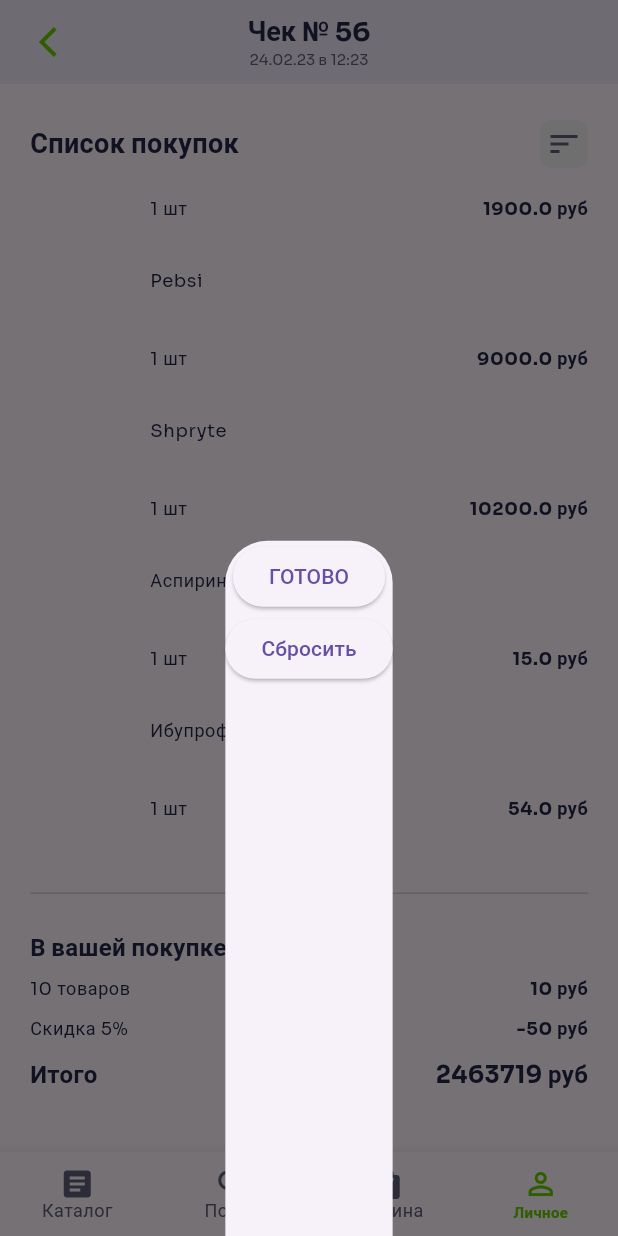
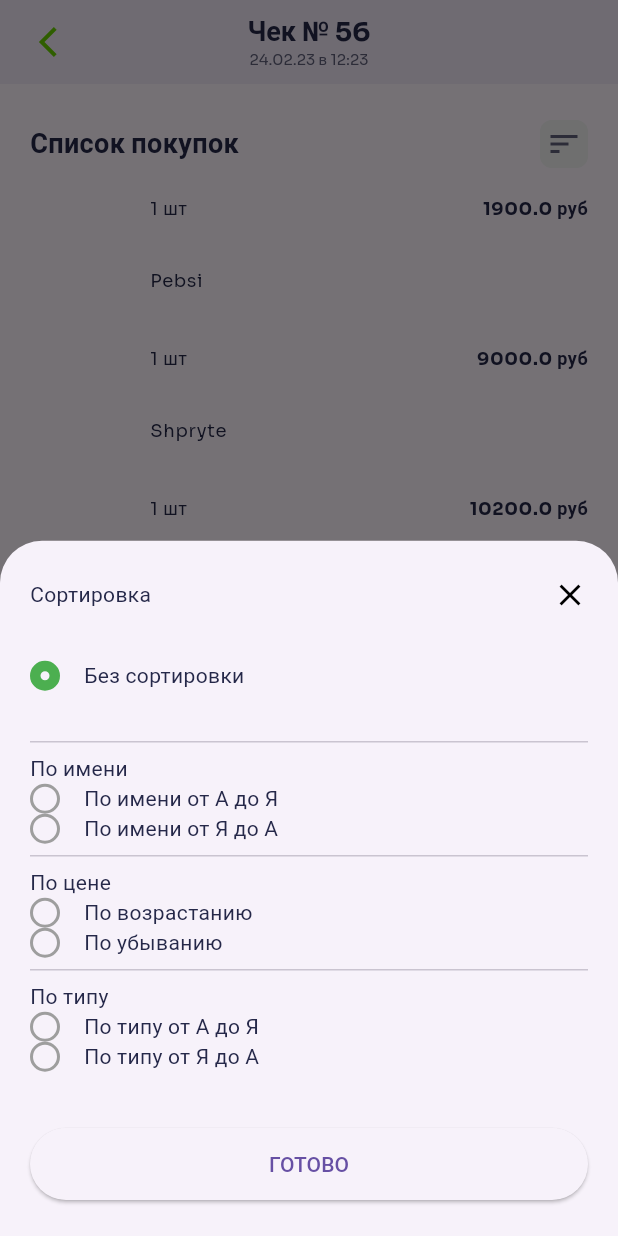
Before and after one commit to Rustemik/chek_retail_app, a Flutter app: the screen it shows after launch, scrolled down 549 dp, after a tap on the "sort" icon, on a phone screen of 412 x 824 dp. Run offline on Flutter 3.47's test engine with Material 3 defaults, Android fonts, the phone set to English and light mode, and no system bars; network calls fail.

Commit message:
+ Чек 5. Боттом шит сортировки + свой радио виджет

```diff
--- a/lib/Ui/components/product_title.dart
+++ b/lib/Ui/components/product_title.dart
@@ -1,5 +1,8 @@
 import 'package:chek_retail_app/Domain/Models/sort_type.dart';
+import 'package:chek_retail_app/Ui/components/sort_bottom_sheet.dart';
+import 'package:flutter/cupertino.dart';
 import 'package:flutter/material.dart';
+import 'package:flutter/widgets.dart';
 
 class ProductsTitle extends StatelessWidget {
   Function(SortTypes) _applySort;
@@ -29,26 +32,7 @@ class ProductsTitle extends StatelessWidget {
             onTap: () {
               showModalBottomSheet(
                 context: context,
-                builder: (context) => Column(
-                  children: [
-                    Container(
-                      child: ElevatedButton(
-                        child: Text("ГОТОВО"),
-                        onPressed: () {
-                          _applySort(SortTypes.byNameAcc);
-                        },
-                      ),
-                    ),
-                    Container(
-                      child: ElevatedButton(
-                        child: Text("Сбросить"),
-                        onPressed: () {
-                          _applySort(SortTypes.noSort);
-                        },
-                      ),
-                    ),
-                  ],
-                ),
+                builder: (context) => SortBottomSheet(applySort: _applySort),
               );
             },
             child: Container(
--- /dev/null
+++ b/lib/Ui/components/sort_bottom_sheet.dart
@@ -0,0 +1,207 @@
+import 'package:chek_retail_app/Domain/Models/sort_type.dart';
+import 'package:flutter/cupertino.dart';
+import 'package:flutter/material.dart';
+import 'package:flutter/widgets.dart';
+
+class SortBottomSheet extends StatefulWidget {
+  const SortBottomSheet({
+    super.key,
+    required Function(SortTypes p1) applySort,
+  }) : _applySort = applySort;
+
+  final Function(SortTypes p1) _applySort;
+
+  @override
+  State<SortBottomSheet> createState() => _SortBottomSheetState();
+}
+
+class _SortBottomSheetState extends State<SortBottomSheet> {
+  SortTypes _sortValue = SortTypes.noSort;
+
+  @override
+  Widget build(BuildContext context) {
+    return SizedBox(
+      width: double.infinity,
+      height: 600,
+      child: Padding(
+        padding: const EdgeInsets.symmetric(
+          horizontal: 20,
+          vertical: 24,
+        ),
+        child: Column(
+          crossAxisAlignment: CrossAxisAlignment.start,
+          children: [
+            Row(
+              mainAxisAlignment: MainAxisAlignment.spaceBetween,
+              children: [
+                Text("Сортировка"),
+                GestureDetector(
+                  onTap: () {
+                    Navigator.pop(context);
+                  },
+                  child: const Icon(
+                    Icons.close,
+                    size: 24,
+                    color: Colors.black,
+                  ),
+                ),
+              ],
+            ),
+            // RadioListTile(
+            //     title: Text("Без сортировки"),
+            //     value: SortTypes.noSort,
+            //     groupValue: _sortValue,
+            //     onChanged: (value) {
+            //       setState(() {
+            //         _sortValue = value!;
+            //       });
+            //     }),
+            // RadioListTile(
+            //   title: Text("По имени от А до Я"),
+            //   value: SortTypes.byNameAcc,
+            //   groupValue: _sortValue,
+            //   onChanged: (value) {
+            //     setState(() {
+            //       _sortValue = value!;
+            //     });
+            //   },
+            // ),
+            SizedBox(height: 32),
+            SortRadio(
+                title: Text("Без сортировки"),
+                value: SortTypes.noSort,
+                groupValue: _sortValue,
+                onChanged: (value) {
+                  setState(() {
+                    _sortValue = value!;
+                  });
+                }),
+            SizedBox(height: 26),
+            Divider(),
+            Text("По имени"),
+            SortRadio(
+              title: Text("По имени от А до Я"),
+              value: SortTypes.byNameAcc,
+              groupValue: _sortValue,
+              onChanged: (value) {
+                setState(() {
+                  _sortValue = value;
+                });
+              },
+            ),
+            SortRadio(
+              title: Text("По имени от Я до А"),
+              value: SortTypes.byNameDec,
+              groupValue: _sortValue,
+              onChanged: (value) {
+                setState(() {
+                  _sortValue = value;
+                });
+              },
+            ),
+            Divider(),
+            Text("По цене"),
+            SortRadio(
+              title: Text("По возрастанию"),
+              value: SortTypes.byPriceAcc,
+              groupValue: _sortValue,
+              onChanged: (value) {
+                setState(() {
+                  _sortValue = value;
+                });
+              },
+            ),
+            SortRadio(
+              title: Text("По убыванию"),
+              value: SortTypes.byPriceDec,
+              groupValue: _sortValue,
+              onChanged: (value) {
+                setState(() {
+                  _sortValue = value;
+                });
+              },
+            ),
+            Divider(),
+            Text("По типу"),
+            SortRadio(
+              title: Text("По типу от А до Я"),
+              value: SortTypes.byTypeAcc,
+              groupValue: _sortValue,
+              onChanged: (value) {
+                setState(() {
+                  _sortValue = value;
+                });
+              },
+            ),
+            SortRadio(
+              title: Text("По типу от Я до А"),
+              value: SortTypes.byTypeDec,
+              groupValue: _sortValue,
+              onChanged: (value) {
+                setState(() {
+                  _sortValue = value;
+                });
+              },
+            ),
+            SizedBox(height: 8),
+
+            Expanded(
+              child: Container(),
+            ),
+            SizedBox(
+              height: 48,
+              width: double.infinity,
+              child: ElevatedButton(
+                child: Text("ГОТОВО"),
+                onPressed: () {
+                  widget._applySort(SortTypes.byNameAcc);
+                  Navigator.pop(context);
+                },
+              ),
+            ),
+          ],
+        ),
+      ),
+    );
+  }
+}
+
+class SortRadio extends StatelessWidget {
+  Widget title;
+  SortTypes value;
+  SortTypes groupValue;
+  Function(SortTypes value) onChanged;
+
+  SortRadio({
+    super.key,
+    required this.title,
+    required this.value,
+    required this.onChanged,
+    required this.groupValue,
+  });
+
+  @override
+  Widget build(BuildContext context) {
+    return GestureDetector(
+      onTap: () {
+        onChanged(value);
+      },
+      child: Row(
+        children: [
+          Container(
+            height: 20,
+            width: 20,
+            decoration: BoxDecoration(
+              borderRadius: BorderRadius.circular(90),
+              border: value == groupValue
+                  ? Border.all(width: 7, color: Colors.green)
+                  : Border.all(width: 2, color: Colors.grey),
+            ),
+          ),
+          const SizedBox(width: 16),
+          title,
+        ],
+      ),
+    );
+  }
+}
```
